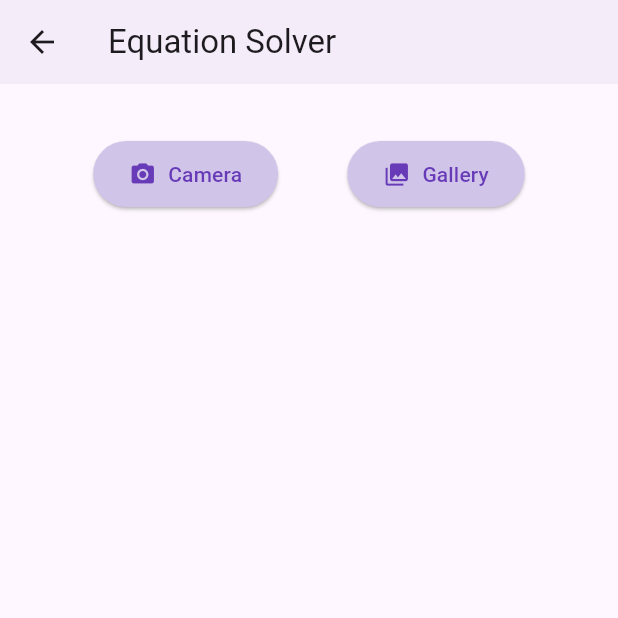
After one commit to sofia883/git_calculator_repo, a Flutter app: the EquationSolverPage screen opened directly, on a phone screen of 412 x 824 dp, the top half of it. The commit adds this screen. Run offline on Flutter 3.47's test engine with Material 3 defaults, Android fonts, the phone set to English and light mode, and no system bars; our stand-ins replace image_picker, math_expressions, shared_preferences; missing offline and left inert: google_mlkit_text_recognition; accounts and stored records are empty.

Commit message:
added equation solver

```diff
--- /dev/null
+++ b/lib/screens/equation_solver_page.dart
@@ -0,0 +1,246 @@
+import 'package:flutter/material.dart';
+import 'package:image_picker/image_picker.dart';
+import 'package:google_mlkit_text_recognition/google_mlkit_text_recognition.dart';
+import 'dart:io';
+
+class EquationSolverPage extends StatefulWidget {
+  const EquationSolverPage({Key? key}) : super(key: key);
+
+  @override
+  State<EquationSolverPage> createState() => _EquationSolverPageState();
+}
+
+class _EquationSolverPageState extends State<EquationSolverPage> {
+  File? _image;
+  final picker = ImagePicker();
+  final textRecognizer = TextRecognizer();
+  String recognizedText = '';
+  String solution = '';
+  bool isProcessing = false;
+
+  Future<void> _getImage(ImageSource source) async {
+    try {
+      final pickedFile = await picker.pickImage(source: source);
+
+      if (pickedFile != null) {
+        setState(() {
+          _image = File(pickedFile.path);
+          isProcessing = true;
+          recognizedText = '';
+          solution = '';
+        });
+
+        await processImage();
+      }
+    } catch (e) {
+      ScaffoldMessenger.of(context).showSnackBar(
+        SnackBar(content: Text('Error: ${e.toString()}')),
+      );
+    }
+  }
+
+  Future<void> processImage() async {
+    if (_image == null) return;
+
+    try {
+      final inputImage = InputImage.fromFile(_image!);
+      final recognizedText = await textRecognizer.processImage(inputImage);
+
+      setState(() {
+        this.recognizedText = recognizedText.text;
+        isProcessing = false;
+      });
+
+      solveEquation(recognizedText.text);
+    } catch (e) {
+      setState(() {
+        recognizedText = 'Error recognizing text: ${e.toString()}';
+        isProcessing = false;
+      });
+    }
+  }
+
+  void solveEquation(String equation) {
+    try {
+      // Remove any unnecessary text and whitespace
+      equation = equation.replaceAll(RegExp(r'[^0-9x+\-=/*().\s]'), '').trim();
+
+      // Split equation into left and right sides
+      List<String> sides = equation.split('=');
+      if (sides.length != 2) {
+        throw Exception('Invalid equation format');
+      }
+
+      String leftSide = sides[0].trim();
+      String rightSide = sides[1].trim();
+
+      // Parse coefficients
+      double coefficient = 0;
+      double constant = 0;
+      double rightConstant = double.parse(rightSide);
+
+      // Handle left side parsing
+      RegExp termPattern = RegExp(r'([+-]?\s*\d*x)|([+-]?\s*\d+)');
+      var matches = termPattern.allMatches(leftSide);
+
+      for (var match in matches) {
+        String? term = match.group(0)?.trim();
+        if (term == null) continue;
+
+        if (term.contains('x')) {
+          // Handle coefficient of x
+          String coeffStr = term.replaceAll('x', '');
+          coeffStr =
+              coeffStr.isEmpty ? '1' : (coeffStr == '-' ? '-1' : coeffStr);
+          coefficient += double.parse(coeffStr);
+        } else {
+          // Handle constant
+          constant += double.parse(term);
+        }
+      }
+
+      // Solve for x: ax + b = c
+      // ax = c - b
+      // x = (c - b) / a
+      double x = (rightConstant - constant) / coefficient;
+
+      setState(() {
+        solution = 'x = ${x.toStringAsFixed(2)}';
+      });
+    } catch (e) {
+      setState(() {
+        solution =
+            'Could not solve equation. Please ensure it\'s in the format ax + b = c';
+      });
+    }
+  }
+
+  @override
+  Widget build(BuildContext context) {
+    return Scaffold(
+      appBar: AppBar(
+        title: const Text('Equation Solver'),
+        elevation: 2,
+      ),
+      body: SingleChildScrollView(
+        child: Padding(
+          padding: const EdgeInsets.all(16.0),
+          child: Column(
+            crossAxisAlignment: CrossAxisAlignment.stretch,
+            children: [
+              if (_image != null)
+                Container(
+                  height: 300,
+                  decoration: BoxDecoration(
+                    border: Border.all(color: Colors.grey),
+                    borderRadius: BorderRadius.circular(8),
+                  ),
+                  child: ClipRRect(
+                    borderRadius: BorderRadius.circular(8),
+                    child: Image.file(
+                      _image!,
+                      fit: BoxFit.contain,
+                    ),
+                  ),
+                ),
+              const SizedBox(height: 20),
+              Row(
+                mainAxisAlignment: MainAxisAlignment.spaceEvenly,
+                children: [
+                  ElevatedButton.icon(
+                    onPressed: () => _getImage(ImageSource.camera),
+                    icon: const Icon(Icons.camera_alt),
+                    label: const Text('Camera'),
+                    style: ElevatedButton.styleFrom(
+                      backgroundColor: Colors.deepPurple[100],
+                      foregroundColor: Colors.deepPurple,
+                      padding: const EdgeInsets.symmetric(
+                          horizontal: 24, vertical: 12),
+                    ),
+                  ),
+                  ElevatedButton.icon(
+                    onPressed: () => _getImage(ImageSource.gallery),
+                    icon: const Icon(Icons.photo_library),
+                    label: const Text('Gallery'),
+                    style: ElevatedButton.styleFrom(
+                      backgroundColor: Colors.deepPurple[100],
+                      foregroundColor: Colors.deepPurple,
+                      padding: const EdgeInsets.symmetric(
+                          horizontal: 24, vertical: 12),
+                    ),
+                  ),
+                ],
+              ),
+              const SizedBox(height: 20),
+              if (isProcessing)
+                const Center(child: CircularProgressIndicator()),
+              if (recognizedText.isNotEmpty)
+                Card(
+                  elevation: 2,
+                  shape: RoundedRectangleBorder(
+                    borderRadius: BorderRadius.circular(12),
+                  ),
+                  child: Padding(
+                    padding: const EdgeInsets.all(16.0),
+                    child: Column(
+                      crossAxisAlignment: CrossAxisAlignment.start,
+                      children: [
+                        const Text(
+                          'Recognized Equation:',
+                          style: TextStyle(
+                            fontWeight: FontWeight.bold,
+                            fontSize: 16,
+                          ),
+                        ),
+                        const SizedBox(height: 8),
+                        Text(recognizedText),
+                      ],
+                    ),
+                  ),
+                ),
+              const SizedBox(height: 12),
+              if (solution.isNotEmpty)
+                Card(
+                  elevation: 2,
+                  color: Colors.green[50],
+                  shape: RoundedRectangleBorder(
+                    borderRadius: BorderRadius.circular(12),
+                  ),
+                  child: Padding(
+                    padding: const EdgeInsets.all(16.0),
+                    child: Column(
+                      crossAxisAlignment: CrossAxisAlignment.start,
+                      children: [
+                        const Text(
+                          'Solution:',
+                          style: TextStyle(
+                            fontWeight: FontWeight.bold,
+                            fontSize: 16,
+                          ),
+                        ),
+                        const SizedBox(height: 8),
+                        Text(
+                          solution,
+                          style: const TextStyle(
+                            fontSize: 20,
+                            fontWeight: FontWeight.w500,
+                            color: Colors.green,
+                          ),
+                        ),
+                      ],
+                    ),
+                  ),
+                ),
+            ],
+          ),
+        ),
+      ),
+    );
+  }
+
+  @override
+  void dispose() {
+    textRecognizer.close();
+    super.dispose();
+  }
+}
--- a/pubspec.yaml
+++ b/pubspec.yaml
@@ -48,6 +48,8 @@ dev_dependencies:
   shared_preferences: ^2.3.2
   math_expressions: ^2.6.0
   expressions: ^0.2.5+1
+  image_picker: ^1.1.2
+  google_mlkit_text_recognition: ^0.14.0
 # For information on the generic Dart part of this file, see the
 # following page: https://dart.dev/tools/pub/pubspec
 
```
Also changed, not shown: lib/screens/main_screen.dart (+50 -2 lines), pubspec.lock, 6 other files.
